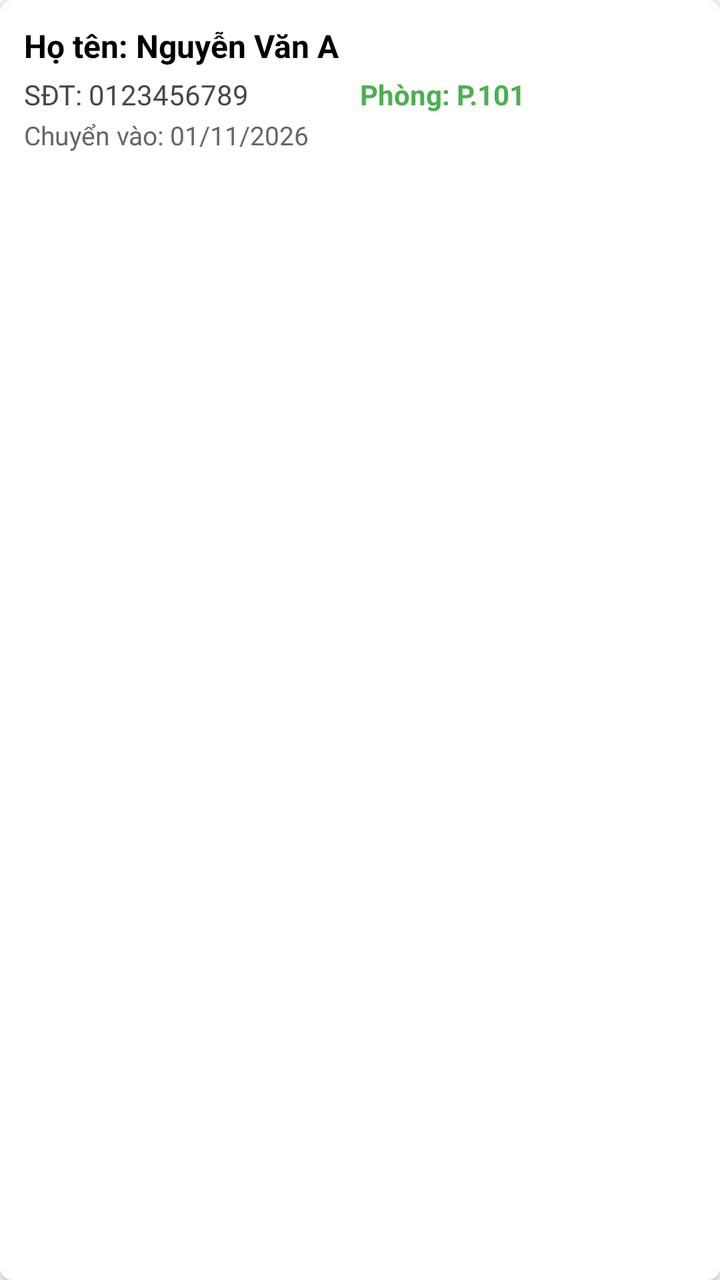
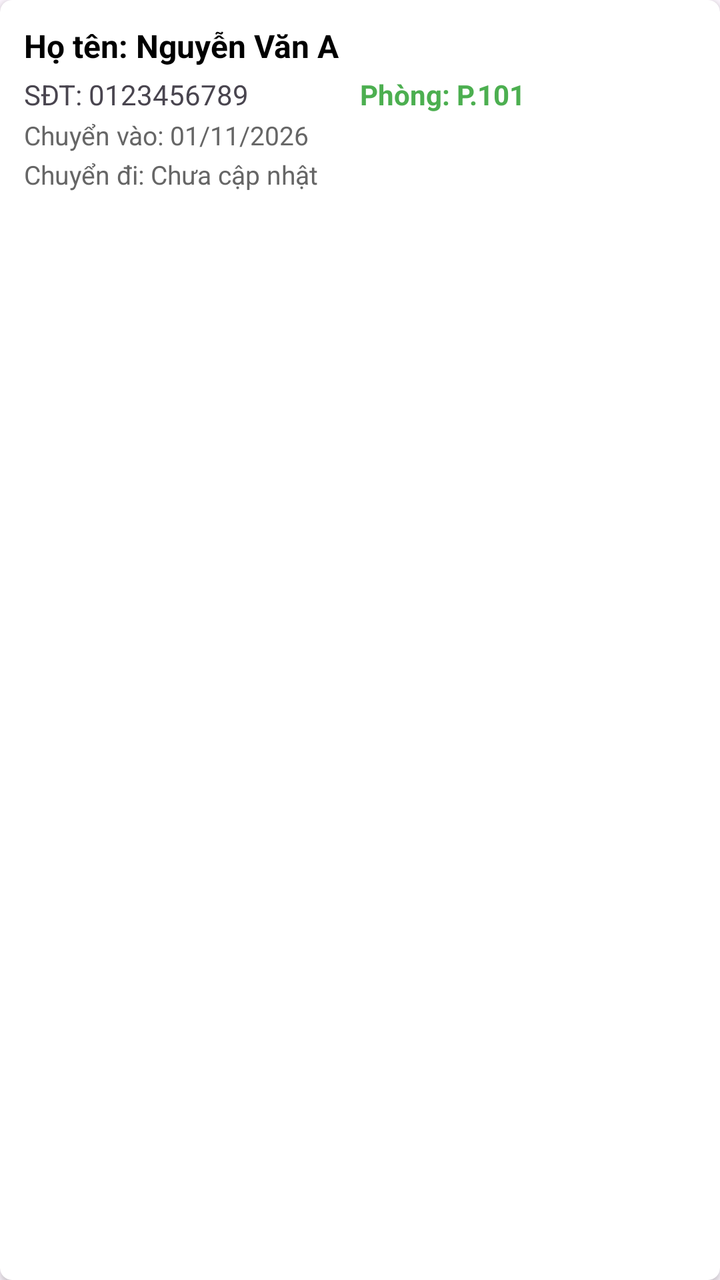

Before-and-after screenshots of an Android layout around one commit, followed by the original layout XML and the change that was made.
<!-- AndroidManifest.xml: application theme Theme.Detai1 -->
<!-- res/layout/item_nguoi_thue.xml -->
<?xml version="1.0" encoding="utf-8"?>
<androidx.cardview.widget.CardView xmlns:android="http://schemas.android.com/apk/res/android"
    xmlns:app="http://schemas.android.com/apk/res-auto"
    android:layout_width="match_parent"
    android:layout_height="wrap_content"
    android:layout_marginBottom="8dp"
    app:cardCornerRadius="6dp"
    app:cardElevation="2dp">

    <LinearLayout
        android:layout_width="match_parent"
        android:layout_height="wrap_content"
        android:orientation="vertical"
        android:padding="12dp">

        <TextView
            android:id="@+id/tvItemHoTen"
            android:layout_width="match_parent"
            android:layout_height="wrap_content"
            android:text="Họ tên: Nguyễn Văn A"
            android:textSize="16sp"
            android:textStyle="bold"
            android:textColor="@android:color/black"
            android:layout_marginBottom="4dp"/>

        <LinearLayout
            android:layout_width="match_parent"
            android:layout_height="wrap_content"
            android:orientation="horizontal"
            android:layout_marginBottom="2dp">

            <TextView
                android:id="@+id/tvItemSdt"
                android:layout_width="0dp"
                android:layout_height="wrap_content"
                android:layout_weight="1"
                android:text="SĐT: 0123456789"
                android:textSize="14sp"/>

            <TextView
                android:id="@+id/tvItemPhong"
                android:layout_width="0dp"
                android:layout_height="wrap_content"
                android:layout_weight="1"
                android:text="Phòng: P.101"
                android:textSize="14sp"
                android:textStyle="bold"
                android:textColor="#4CAF50"/>
        </LinearLayout>

        <TextView
            android:id="@+id/tvItemNgayVao"
            android:layout_width="match_parent"
            android:layout_height="wrap_content"
            android:text="Chuyển vào: 01/11/2026"
            android:textSize="13sp"
            android:textColor="#666666"/>

    </LinearLayout>
</androidx.cardview.widget.CardView>
<!-- resources referenced by this layout -->
<resources>
  <style name="Theme.Detai1" parent="Base.Theme.Detai1" />
  <style name="Base.Theme.Detai1" parent="Theme.Material3.DayNight.NoActionBar">
          
          
      </style>
</resources>

<!-- the commit's change to res/layout/item_nguoi_thue.xml (unified diff, before → after) -->
@@ -54,6 +54,15 @@
             android:layout_height="wrap_content"
             android:text="Chuyển vào: 01/11/2026"
             android:textSize="13sp"
+            android:textColor="#666666"
+            android:layout_marginBottom="2dp"/>
+
+        <TextView
+            android:id="@+id/tvItemNgayDi"
+            android:layout_width="match_parent"
+            android:layout_height="wrap_content"
+            android:text="Chuyển đi: Chưa cập nhật"
+            android:textSize="13sp"
             android:textColor="#666666"/>
 
     </LinearLayout>
